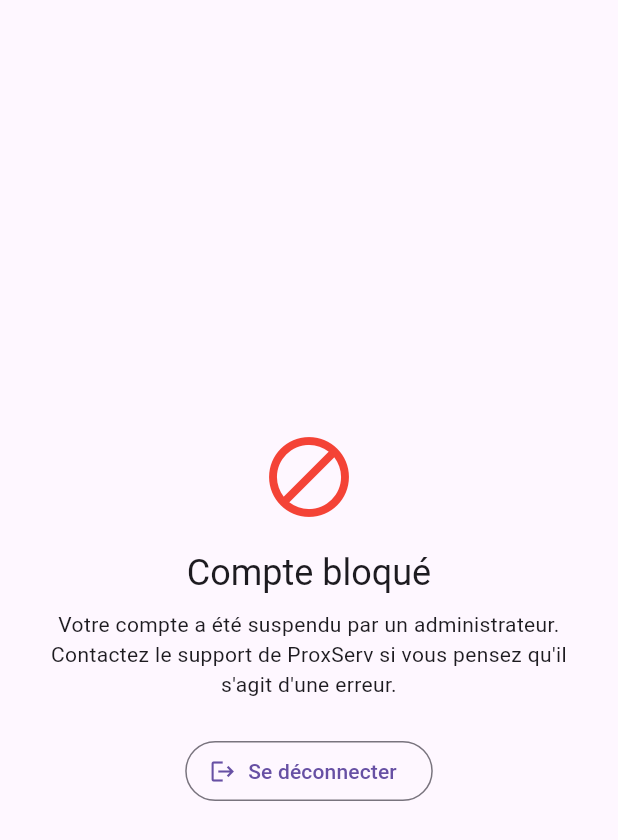
After one commit to AbdoulRazaque226/hackaton_flutter_final, a Flutter app: the BlockedScreen screen opened by its route, on a phone screen of 412 x 824 dp. The commit adds this screen. Shown: the top 840 px of the screen. Run offline on Flutter 3.47's test engine with Material 3 defaults, Android fonts, the phone set to English and light mode, and no system bars; our stand-ins replace cloud_firestore, firebase_auth, firebase_core, flutter_map, flutter_riverpod, geolocator and 2 more; accounts and stored records are empty.

Commit message:
integration du compte admin

```diff
--- a/proxserv/lib/data/models/app_user.dart
+++ b/proxserv/lib/data/models/app_user.dart
@@ -1,4 +1,4 @@
-enum UserRole { client, professionnel }
+enum UserRole { client, professionnel, admin }
 
 class AppUser {
   final String uid;
@@ -6,6 +6,7 @@ class AppUser {
   final String displayName;
   final String phone;
   final UserRole role;
+  final bool bloque;
 
   const AppUser({
     required this.uid,
@@ -13,6 +14,7 @@ class AppUser {
     required this.displayName,
     required this.phone,
     required this.role,
+    this.bloque = false,
   });
 
   factory AppUser.fromMap(String uid, Map<String, dynamic> map) {
@@ -25,6 +27,7 @@ class AppUser {
         (r) => r.name == map['role'],
         orElse: () => UserRole.client,
       ),
+      bloque: map['bloque'] as bool? ?? false,
     );
   }
 
@@ -34,6 +37,7 @@ class AppUser {
       'displayName': displayName,
       'phone': phone,
       'role': role.name,
+      'bloque': bloque,
     };
   }
 }
--- /dev/null
+++ b/proxserv/lib/presentation/screens/blocked_screen.dart
@@ -0,0 +1,64 @@
+import 'package:flutter/material.dart';
+
+import '../../data/services/firebase_service.dart';
+import 'login_screen.dart';
+
+/// Affiché à la place de l'accueil habituel quand le compte connecté a
+/// bloque == true (voir router.dart). Empêche l'accès au reste de l'app
+/// sans avoir à dupliquer la vérification dans chaque écran.
+class BlockedScreen extends StatelessWidget {
+  final FirebaseService firebaseService;
+  final void Function()? onLogout;
+
+  BlockedScreen({super.key, FirebaseService? firebaseService, this.onLogout})
+      : firebaseService = firebaseService ?? FirebaseService();
+
+  Future<void> _logout(BuildContext context) async {
+    await firebaseService.signOut();
+    if (onLogout != null) {
+      onLogout!();
+    } else {
+      Navigator.of(context).pushAndRemoveUntil(
+        MaterialPageRoute<void>(builder: (_) => const LoginScreen()),
+        (route) => false,
+      );
+    }
+  }
+
+  @override
+  Widget build(BuildContext context) {
+    return Scaffold(
+      body: SafeArea(
+        child: Center(
+          child: Padding(
+            padding: const EdgeInsets.all(24),
+            child: Column(
+              mainAxisSize: MainAxisSize.min,
+              children: [
+                const Icon(Icons.block, size: 64, color: Colors.red),
+                const SizedBox(height: 16),
+                Text(
+                  'Compte bloqué',
+                  style: Theme.of(context).textTheme.headlineSmall,
+                ),
+                const SizedBox(height: 8),
+                const Text(
+                  "Votre compte a été suspendu par un administrateur. "
+                  "Contactez le support de ProxServ si vous pensez qu'il "
+                  "s'agit d'une erreur.",
+                  textAlign: TextAlign.center,
+                ),
+                const SizedBox(height: 24),
+                OutlinedButton.icon(
+                  onPressed: () => _logout(context),
+                  icon: const Icon(Icons.logout),
+                  label: const Text('Se déconnecter'),
+                ),
+              ],
+            ),
+          ),
+        ),
+      ),
+    );
+  }
+}
```
Also changed, not shown: proxserv/lib/data/services/firebase_service.dart (+38 -0 lines), proxserv/lib/presentation/screens/admin_dashboard_screen.dart (added, +240 -0 lines), proxserv/lib/router.dart (+30 -7 lines), 1 other file.
